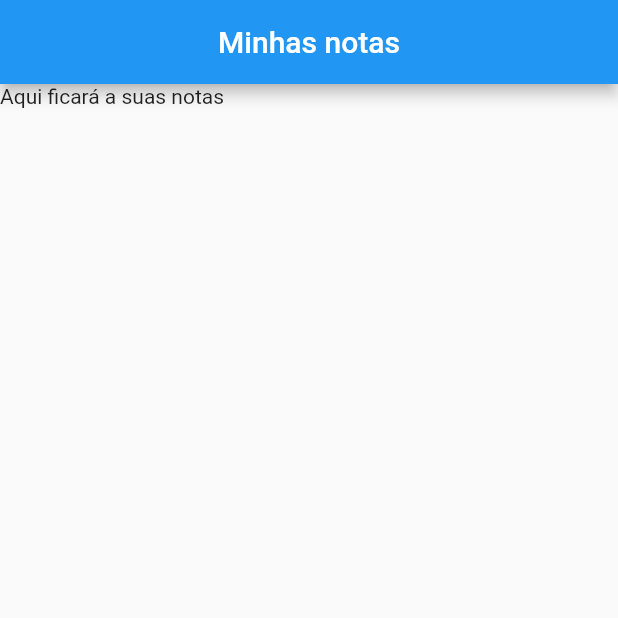
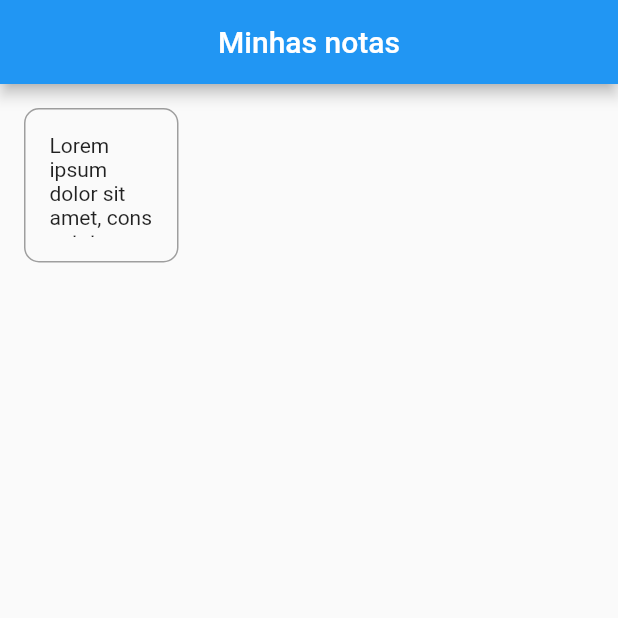
Before and after one commit to MatheusMassula/note_app, a Flutter app: the screen it shows after launch, on a phone screen of 412 x 824 dp, the top half of it. Run offline on Flutter 3.47's test engine with Material 2 defaults, Android fonts, the phone set to English and light mode, and no system bars.

Commit message:
criar a prévia da nota

```diff
--- a/lib/pages/home.dart
+++ b/lib/pages/home.dart
@@ -1,4 +1,5 @@
 import 'package:flutter/material.dart';
+import 'package:note_app/widgets/note_preview.dart';
 
 class Home extends StatelessWidget {
   @override
@@ -8,7 +9,7 @@ class Home extends StatelessWidget {
         title: Text('Minhas notas'),
         centerTitle: true,
       ),
-      body: Text('Aqui ficará a suas notas'),
+      body: NotePreview(noteText: 'Lorem ipsum dolor sit amet, consectetur adipiscing elit. Morbi et porttitor ligula. Aliquam erat volutpat. Suspendisse eget aliquet eros. Donec commodo pharetra tellus, condimentum egestas velit sodales sed. Donec facilisis sem quis dapibus vulputate. Quisque iaculis viverra lacinia. Morbi dapibus lorem orci, sit amet vestibulum est vestibulum eget. Cras dictum ultrices vehicula. Mauris elementum non neque molestie euismod. Mauris at orci vel sapien feugiat ultricies. Curabitur sagittis pellentesque est, ac consectetur nunc hendrerit ac. Quisque ullamcorper enim odio, eu luctus libero ultricies sed. Cras a sollicitudin turpis, ut aliquet velit. Donec ut auctor nisl.'),
     );
   }
 }
--- /dev/null
+++ b/lib/widgets/note_preview.dart
@@ -0,0 +1,33 @@
+import 'package:flutter/material.dart';
+
+class NotePreview extends StatelessWidget {
+  final String noteText;
+
+  const NotePreview({
+    Key key,
+    @required this.noteText
+  }) : super(key: key);
+
+  @override
+  Widget build(BuildContext context) {
+    Size _size = MediaQuery.of(context).size;
+    double _boxDimensions = _size.height > _size.width ? _size.width / 4 : _size.height / 4;
+
+    return Padding(
+
+      padding: const EdgeInsets.all(16.0),
+      child: Container(
+        padding: const EdgeInsets.all(16.0),
+        height: _boxDimensions,
+        width: _boxDimensions,
+        child: Text(noteText),
+        decoration: BoxDecoration(
+          borderRadius: BorderRadius.all(Radius.circular(10.0)),
+          border: Border.all(
+            color: Colors.grey
+          )
+        ),
+      ),
+    );
+  }
+}
```
